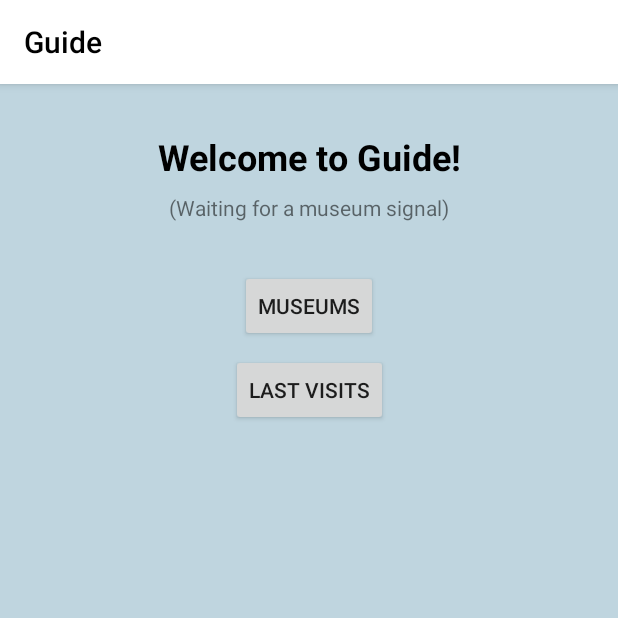
After one commit to bmfcc/Guide, an Android app: the IntroActivity screen opened directly, with no data from a screen before it, on a phone screen of 412 x 824 dp, the top half of it. The commit adds this screen. Run offline under Robolectric (Android 15) with nearby library versions, the phone set to English and light mode, and no system bars.

Commit message:
Added IntroActivity Option to select one museum from the list

```diff
--- a/app/build.gradle
+++ b/app/build.gradle
@@ -54,4 +54,7 @@ dependencies {
 
 
 
+
+
+
 apply plugin: 'com.google.gms.google-services'
--- /dev/null
+++ b/app/src/main/java/com/iscte/guide/IntroActivity.java
@@ -0,0 +1,23 @@
+package com.iscte.guide;
+
+import android.content.Intent;
+import android.support.v7.app.AppCompatActivity;
+import android.os.Bundle;
+import android.view.View;
+
+public class IntroActivity extends AppCompatActivity {
+
+    @Override
+    protected void onCreate(Bundle savedInstanceState) {
+        super.onCreate(savedInstanceState);
+        setContentView(R.layout.activity_intro);
+    }
+
+    public void museumsButton_clicked(View view){
+        Intent intent = new Intent(this,MuseumsActivity.class);
+        startActivity(intent);
+    }
+
+    public void lastVisitsButton_clicked(View view){
+    }
+}
--- /dev/null
+++ b/app/src/main/res/layout/activity_intro.xml
@@ -0,0 +1,63 @@
+<?xml version="1.0" encoding="utf-8"?>
+<android.support.constraint.ConstraintLayout xmlns:android="http://schemas.android.com/apk/res/android"
+    xmlns:app="http://schemas.android.com/apk/res-auto"
+    xmlns:tools="http://schemas.android.com/tools"
+    android:layout_width="match_parent"
+    android:layout_height="match_parent"
+    tools:context="com.iscte.guide.IntroActivity"
+    android:background="@color/background_color">
+
+    <TextView
+        android:id="@+id/textView2"
+        android:layout_width="wrap_content"
+        android:layout_height="wrap_content"
+        android:layout_marginEnd="8dp"
+        android:layout_marginStart="8dp"
+        android:layout_marginTop="32dp"
+        android:text="Welcome to Guide!"
+        android:textColor="@color/common_google_signin_btn_text_dark_focused"
+        android:textSize="24sp"
+        android:textStyle="bold"
+        app:layout_constraintEnd_toEndOf="parent"
+        app:layout_constraintStart_toStartOf="parent"
+        app:layout_constraintTop_toTopOf="parent" />
+
+    <TextView
+        android:id="@+id/textView3"
+        android:layout_width="wrap_content"
+        android:layout_height="wrap_content"
+        android:layout_marginTop="8dp"
+        android:text="(Waiting for a museum signal)"
+        app:layout_constraintEnd_toEndOf="parent"
+        app:layout_constraintLeft_toLeftOf="parent"
+        app:layout_constraintRight_toRightOf="parent"
+        app:layout_constraintStart_toStartOf="parent"
+        app:layout_constraintTop_toBottomOf="@+id/textView2" />
+
+    <Button
+        android:id="@+id/button2"
+        android:layout_width="wrap_content"
+        android:layout_height="wrap_content"
+        android:layout_marginTop="32dp"
+        android:onClick="museumsButton_clicked"
+        android:text="Museums"
+        app:layout_constraintEnd_toEndOf="parent"
+        app:layout_constraintLeft_toLeftOf="parent"
+        app:layout_constraintRight_toRightOf="parent"
+        app:layout_constraintStart_toStartOf="parent"
+        app:layout_constraintTop_toBottomOf="@+id/textView3" />
+
+    <Button
+        android:id="@+id/button3"
+        android:layout_width="wrap_content"
+        android:layout_height="wrap_content"
+        android:layout_marginEnd="8dp"
+        android:layout_marginStart="8dp"
+        android:layout_marginTop="8dp"
+        android:onClick="lastVisitsButton_clicked"
+        android:text="Last Visits"
+        app:layout_constraintEnd_toEndOf="parent"
+        app:layout_constraintStart_toStartOf="parent"
+        app:layout_constraintTop_toBottomOf="@+id/button2" />
+
+</android.support.constraint.ConstraintLayout>
--- a/app/src/main/res/values/strings.xml
+++ b/app/src/main/res/values/strings.xml
@@ -17,4 +17,6 @@
     <string name="Get_My_Zone">Get My Zone</string>
     <string name="News">News</string>
     <string name="title_activity_news_view">NewsView</string>
+
+    <string name="museumLocationLink"><u>See location here</u></string>
 </resources>
```
Also changed, not shown: app/src/main/AndroidManifest.xml (+8 -1 lines), app/src/main/java/com/iscte/guide/Main2Activity.java (+9 -3 lines), app/src/main/java/com/iscte/guide/MuseumInfoActivity.java (added, +88 -0 lines), app/src/main/java/com/iscte/guide/MuseumsActivity.java (added, +69 -0 lines), app/src/main/java/com/iscte/guide/MuseumsRVAdapter.java (added, +103 -0 lines), app/src/main/java/com/iscte/guide/models/Museum.java (added, +105 -0 lines), app/src/main/res/layout/activity_museum_info.xml (added, +162 -0 lines), app/src/main/res/layout/activity_museums.xml (added, +35 -0 lines), app/src/main/res/layout/museums.xml (added, +71 -0 lines).
